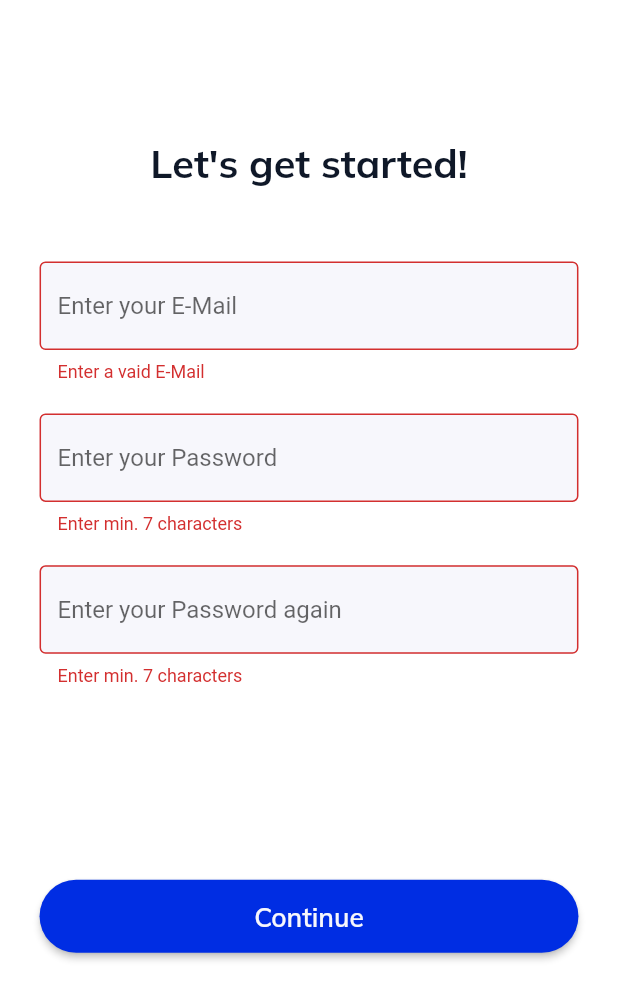
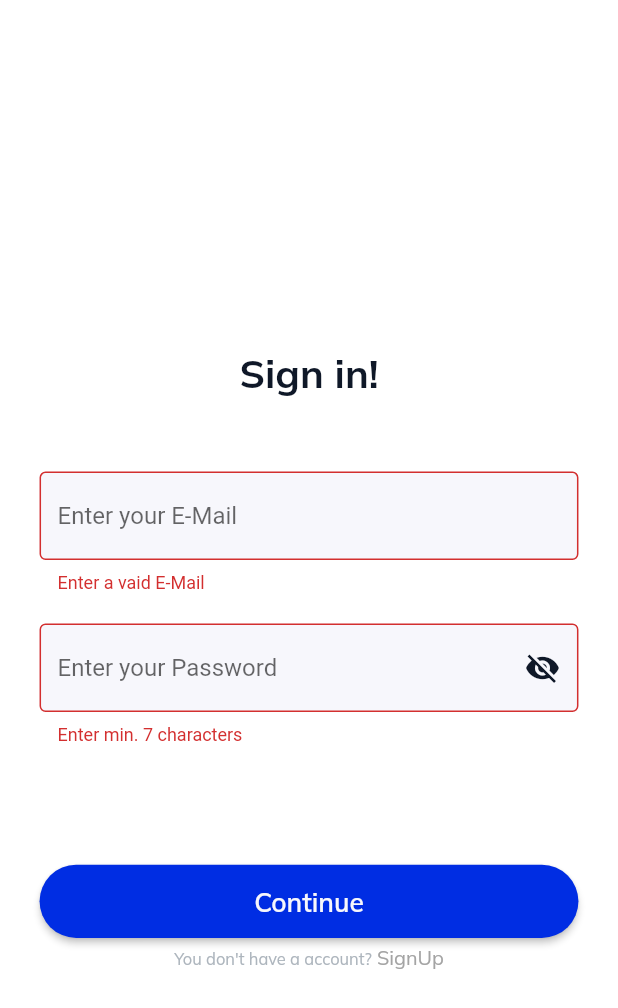
Before and after one commit to Marc4k/chat-app, a Flutter app: the screen it shows after launch, after a tap on "Continue", on a phone screen of 412 x 824 dp. Shown: the top 1008 px of the screen. Run offline on Flutter 3.47's test engine with Material 2 defaults, Android fonts, the phone set to English and light mode, and no system bars; our stand-ins replace badges, cloud_firestore, dartz, email_validator, firebase_auth, firebase_core and 5 more; accounts and stored records are empty.

Commit message:
signUpIn finished

```diff
--- a/lib/domain/user_auth/user_auth_impl.dart
+++ b/lib/domain/user_auth/user_auth_impl.dart
@@ -5,6 +5,10 @@ import 'package:firebase_auth/firebase_auth.dart';
 
 class UserAuthImpl extends UserAuthRepository {
   final FirebaseAuth _auth = FirebaseAuth.instance;
+  @override
+  Future<void> signOutUser() async {
+    await FirebaseAuth.instance.signOut();
+  }
 
   @override
   Future<Either<UserCredential, Failure>> signInUser(
--- a/lib/domain/user_auth/user_auth_repository.dart
+++ b/lib/domain/user_auth/user_auth_repository.dart
@@ -7,4 +7,6 @@ abstract class UserAuthRepository {
       String email, String password);
   Future<Either<UserCredential, Failure>> signInUser(
       String email, String password);
+
+  Future<void> signOutUser();
 }
--- a/lib/pages/home_screen/view/home_screen.dart
+++ b/lib/pages/home_screen/view/home_screen.dart
@@ -1,8 +1,8 @@
 import 'package:chat_app/constants/colors.dart';
 import 'package:chat_app/constants/screen_adaption_config.dart';
 import 'package:chat_app/shared/screen_adaption.dart';
+import 'package:firebase_auth/firebase_auth.dart';
 import 'package:flutter/material.dart';
-import 'package:pixel_perfect/pixel_perfect.dart';
 
 import '../pages/chat_page.dart';
 import '../pages/contact_screen.dart';
@@ -34,6 +34,7 @@ class _HomeScreenState extends State<HomeScreen> {
         showUnselectedLabels: false,
         currentIndex: indexNavigation,
         onTap: (index) {
+          // await FirebaseAuth.instance.signOut();
           setState(() {
             indexNavigation = index;
           });
--- /dev/null
+++ b/lib/pages/sign_up_in_screen/view/sign_in_screen.dart
@@ -0,0 +1,119 @@
+import 'package:chat_app/domain/user_auth/user_auth_impl.dart';
+import 'package:chat_app/pages/home_screen/view/home_screen.dart';
+import 'package:chat_app/pages/sign_up_in_screen/view/sign_up_screen.dart';
+import 'package:email_validator/email_validator.dart';
+import 'package:flutter/material.dart';
+import 'package:flutter_screenutil/flutter_screenutil.dart';
+
+import '../../../constants/colors.dart';
+import '../../../constants/styles.dart';
+import '../../../shared/button_widget.dart';
+import '../../../shared/custom_input_field.dart';
+import '../../../shared/custom_text_widget.dart';
+
+class SignInScreen extends StatefulWidget {
+  const SignInScreen({Key? key}) : super(key: key);
+
+  @override
+  State<SignInScreen> createState() => _SignInScreenState();
+}
+
+TextEditingController email = TextEditingController();
+TextEditingController password = TextEditingController();
+bool isLoading = false;
+bool isObscure = true;
+String error = "";
+
+class _SignInScreenState extends State<SignInScreen> {
+  @override
+  Widget build(BuildContext context) {
+    return Scaffold(
+      backgroundColor: ColorChance().getBackgroundColor(),
+      appBar: AppBar(
+        elevation: 0,
+        backgroundColor: Colors.transparent,
+        iconTheme: IconThemeData(
+          color: ColorChance().getTextColor(),
+        ),
+      ),
+      body: Center(
+        child: Padding(
+          padding: EdgeInsets.fromLTRB(24.w, 0, 24.w, 0),
+          child: SingleChildScrollView(
+            child: Column(
+              children: [
+                CustomTextWidget(text: "Sign in!", style: heading2Style),
+                SizedBox(height: 48.h),
+                CustomEmailFieldWidget(
+                    hintText: "Enter your E-Mail", controller: email),
+                SizedBox(height: 20.h),
+                CustomPasswordFieldWidget(
+                    isObscure: isObscure,
+                    onEyeTap: () {
+                      setState(() => isObscure = !isObscure);
+                    },
+                    hintText: "Enter your Password",
+                    controller: password),
+                SizedBox(height: 10.h),
+                CustomTextWidget(text: error, style: errorStyle),
+                SizedBox(height: 50.h),
+                ButtonWidget(
+                    isLoading: isLoading,
+                    callback: () async {
+                      if (password.text.length > 6 &&
+                          EmailValidator.validate(email.text) == true) {
+                        setState(() => isLoading = true);
+                        dynamic userData = await UserAuthImpl()
+                            .signInUser(email.text, password.text);
+                        email.clear();
+                        password.clear();
+                        userData.fold((userData) {
+                          Navigator.of(context)
+                              .push(MaterialPageRoute(builder: (_) {
+                            return HomeScreen();
+                          }));
+
+                          isLoading = false;
+                        }, (failure) {
+                          setState(() {
+                            error = failure.errorMessage;
+                            isLoading = false;
+                          });
+                        });
+                      }
+                    },
+                    text: "Continue"),
+                SizedBox(height: 5.h),
+                GestureDetector(
+                    onTap: () {
+                      Navigator.pushAndRemoveUntil(
+                          context,
+                          MaterialPageRoute(builder: (_) => SignUpScreen()),
+                          (route) => false);
+                    },
+                    child: RichText(
+                      text: TextSpan(children: <TextSpan>[
+                        TextSpan(
+                            text: "You don't have a account?",
+                            style: metadata2Style),
+                        TextSpan(text: " SignUp", style: metadata1Style),
+                      ]),
+                    ))
+              ],
+            ),
+          ),
+        ),
+      ),
+    );
+  }
+}
+
+
+/*
+                      Navigator.of(context).push(MaterialPageRoute(
+                          builder: (context) => MultiBlocProvider(providers: [
+                                BlocProvider<GetBabyDataCubit>(
+                                    create: (BuildContext context) =>
+                                        GetBabyDataCubit()..getBabyData())
+                              ], child: HomeScreen())));
+*/
--- a/lib/pages/welcome_screen/view/welcome_screen.dart
+++ b/lib/pages/welcome_screen/view/welcome_screen.dart
@@ -1,6 +1,5 @@
 import 'package:chat_app/constants/colors.dart';
 import 'package:chat_app/constants/styles.dart';
-import 'package:chat_app/pages/sign_up_screen/view/sign_up_screen.dart';
 import 'package:chat_app/shared/button_widget.dart';
 import 'package:chat_app/shared/custom_text_widget.dart';
 import 'package:chat_app/shared/screen_adaption.dart';
@@ -8,6 +7,8 @@ import 'package:chat_app/shared/sized_box_height_widget.dart';
 import 'package:firebase_auth/firebase_auth.dart';
 import 'package:flutter/material.dart';
 import 'package:flutter_screenutil/flutter_screenutil.dart';
+
+import '../../sign_up_in_screen/view/sign_up_screen.dart';
 
 class WelcomeScreen extends StatelessWidget {
   const WelcomeScreen({Key? key}) : super(key: key);
--- a/lib/shared/custom_input_field.dart
+++ b/lib/shared/custom_input_field.dart
@@ -1,5 +1,7 @@
 import 'package:email_validator/email_validator.dart';
 import 'package:flutter/material.dart';
+
+import '../constants/colors.dart';
 
 class CustomEmailFieldWidget extends StatelessWidget {
   const CustomEmailFieldWidget(
@@ -36,15 +38,22 @@ class CustomEmailFieldWidget extends StatelessWidget {
 
 class CustomPasswordFieldWidget extends StatelessWidget {
   const CustomPasswordFieldWidget(
-      {Key? key, required this.hintText, required this.controller})
+      {Key? key,
+      required this.hintText,
+      required this.controller,
+      required this.isObscure,
+      required this.onEyeTap})
       : super(key: key);
   final String hintText;
   final TextEditingController controller;
+  final bool isObscure;
+  final VoidCallback onEyeTap;
   @override
   Widget build(BuildContext context) {
     return Form(
       autovalidateMode: AutovalidateMode.always,
       child: TextFormField(
+        obscureText: isObscure,
         validator: (value) {
           if (value != null && value.length < 7) {
             return "Enter min. 7 characters";
@@ -54,6 +63,11 @@ class CustomPasswordFieldWidget extends StatelessWidget {
         },
         controller: controller,
         decoration: InputDecoration(
+          suffixIcon: IconButton(
+            onPressed: onEyeTap,
+            icon: Icon(isObscure ? Icons.visibility_off : Icons.visibility,
+                color: CustomColors.textColor),
+          ),
           filled: true,
           fillColor: Color(0xFFF7F7FC),
           enabledBorder: InputBorder.none,
--- a/lib/wrapper.dart
+++ b/lib/wrapper.dart
@@ -1,5 +1,6 @@
 import 'package:chat_app/pages/home_screen/view/home_screen.dart';
-import 'package:chat_app/pages/sign_up_screen/view/sign_up_screen.dart';
+import 'package:chat_app/pages/sign_up_in_screen/view/sign_in_screen.dart';
+import 'package:chat_app/pages/sign_up_in_screen/view/sign_up_screen.dart';
 import 'package:firebase_auth/firebase_auth.dart';
 import 'package:flutter/material.dart';
 
@@ -15,7 +16,7 @@ class Wrapper extends StatelessWidget {
     if (user != null) {
       return HomeScreen();
     } else {
-      return SignUpScreen();
+      return SignInScreen();
     }
   }
 }
--- a/pubspec.yaml
+++ b/pubspec.yaml
@@ -34,10 +34,6 @@ dependencies:
   # The following adds the Cupertino Icons font to your application.
   # Use with the CupertinoIcons class for iOS style icons.
   cupertino_icons: ^1.0.2
-  pixel_perfect: ^1.1.1
-  device_preview: ^1.1.0
-  intl_phone_number_input: ^0.7.0+2
-  pin_code_fields: ^7.4.0
   firebase_core: ^1.17.1
   firebase_auth: ^3.3.19
   badges: ^2.0.2
```
Also changed, not shown: lib/pages/create_profil_screen/view/create_profil_screen.dart (+7 -1 lines), lib/pages/phone_verification_screen/view/phone_verification_screen.dart (deleted, +0 -50 lines), lib/pages/phone_verification_screen/widget/pin_code_widget.dart (deleted, +0 -24 lines), lib/pages/phone_verification_screen/widget/resend_code_button.dart (deleted, +0 -24 lines), lib/pages/sign_up_in_screen/view/sign_up_screen.dart (renamed from lib/pages/sign_up_screen/view/sign_up_screen.dart, +29 -12 lines), lib/pages/sign_up_screen/widget/phone_input_widget.dart (deleted, +0 -16 lines), pubspec.lock, 1 other file.
